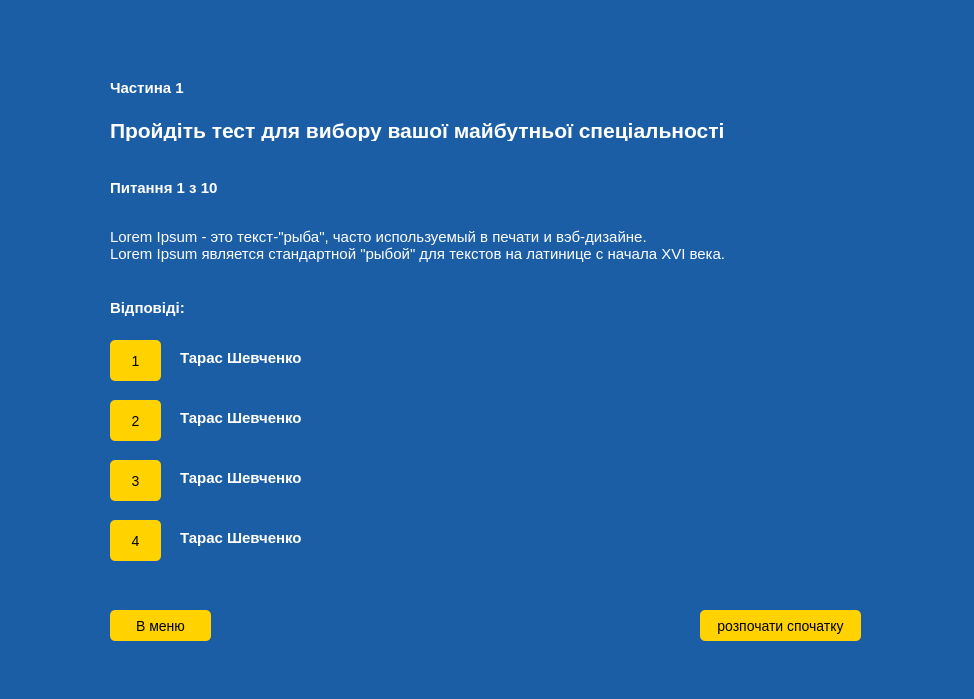
Qt form testwindow.ui (admiralbub/oop_course_2020) before a commit.
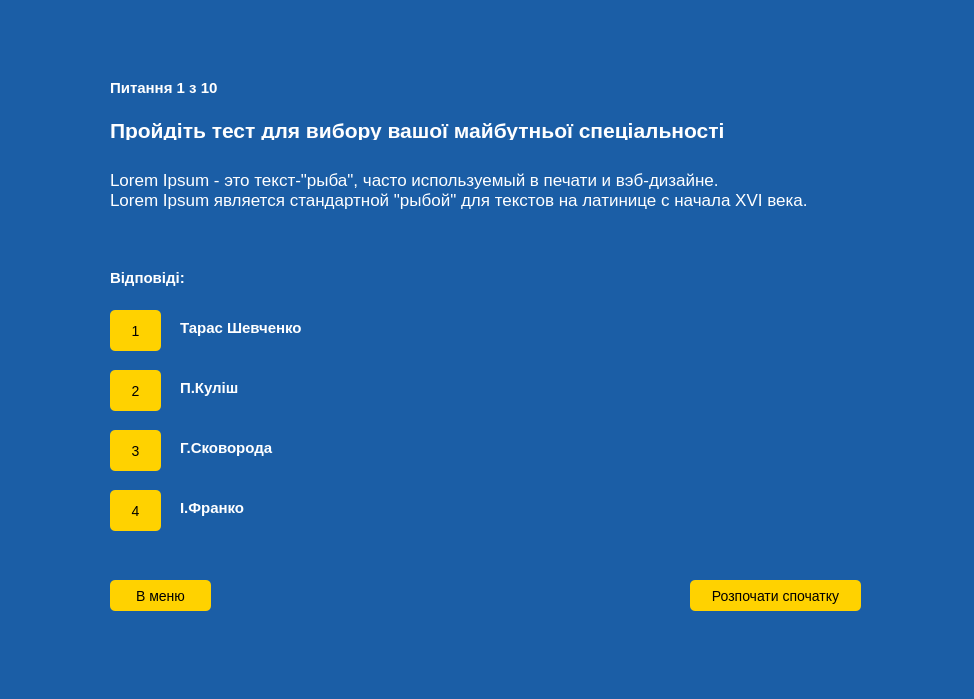
The same form after that commit.

Commit message: Edit to QT window,and add to result window

What changed in the file:
```diff
--- a/testwindow.ui
+++ b/testwindow.ui
@@ -22,7 +22,7 @@
     <property name="geometry">
      <rect>
       <x>110</x>
-      <y>610</y>
+      <y>580</y>
       <width>101</width>
       <height>31</height>
      </rect>
@@ -48,7 +48,7 @@
     <property name="geometry">
      <rect>
       <x>110</x>
-      <y>340</y>
+      <y>310</y>
       <width>51</width>
       <height>41</height>
      </rect>
@@ -91,7 +91,7 @@
     <property name="geometry">
      <rect>
       <x>110</x>
-      <y>180</y>
+      <y>80</y>
       <width>121</width>
       <height>16</height>
      </rect>
@@ -108,24 +108,24 @@
     <property name="geometry">
      <rect>
       <x>110</x>
-      <y>220</y>
-      <width>641</width>
-      <height>51</height>
+      <y>140</y>
+      <width>801</width>
+      <height>101</height>
      </rect>
     </property>
     <property name="styleSheet">
-     <string notr="true">font-size:14px;
+     <string notr="true">font-size:16px;
 line-height:20px;</string>
     </property>
     <property name="text">
-     <string>&lt;html&gt;&lt;head/&gt;&lt;body&gt;&lt;p&gt;&lt;span style=&quot; font-size:11pt;&quot;&gt;Lorem Ipsum - это текст-&amp;quot;рыба&amp;quot;, часто используемый в печати и вэб-дизайне.&lt;br&gt; Lorem Ipsum является стандартной &amp;quot;рыбой&amp;quot; для текстов на латинице с начала XVI века.&lt;/span&gt;&lt;/p&gt;&lt;/body&gt;&lt;/html&gt;</string>
+     <string>&lt;html&gt;&lt;head/&gt;&lt;body&gt;&lt;p&gt;&lt;span style=&quot; font-size:13pt;&quot;&gt;Lorem Ipsum - это текст-&amp;quot;рыба&amp;quot;, часто используемый в печати и вэб-дизайне.&lt;br/&gt;Lorem Ipsum является стандартной &amp;quot;рыбой&amp;quot; для текстов на латинице с начала XVI века.&lt;/span&gt;&lt;/p&gt;&lt;/body&gt;&lt;/html&gt;</string>
     </property>
    </widget>
    <widget class="QLabel" name="label_4">
     <property name="geometry">
      <rect>
       <x>110</x>
-      <y>300</y>
+      <y>270</y>
       <width>91</width>
       <height>16</height>
      </rect>
@@ -142,7 +142,7 @@
     <property name="geometry">
      <rect>
       <x>550</x>
-      <y>330</y>
+      <y>290</y>
       <width>301</width>
       <height>241</height>
      </rect>
@@ -151,28 +151,11 @@
      <string/>
     </property>
    </widget>
-   <widget class="QLabel" name="label_5">
-    <property name="geometry">
-     <rect>
-      <x>110</x>
-      <y>80</y>
-      <width>121</width>
-      <height>16</height>
-     </rect>
-    </property>
-    <property name="styleSheet">
-     <string notr="true">font-size:15px;
-font-weight:600;</string>
-    </property>
-    <property name="text">
-     <string>Частина 1</string>
-    </property>
-   </widget>
    <widget class="QPushButton" name="pushButton_3">
     <property name="geometry">
      <rect>
       <x>110</x>
-      <y>400</y>
+      <y>370</y>
       <width>51</width>
       <height>41</height>
      </rect>
@@ -198,7 +181,7 @@
     <property name="geometry">
      <rect>
       <x>110</x>
-      <y>460</y>
+      <y>430</y>
       <width>51</width>
       <height>41</height>
      </rect>
@@ -224,7 +207,7 @@
     <property name="geometry">
      <rect>
       <x>110</x>
-      <y>520</y>
+      <y>490</y>
       <width>51</width>
       <height>41</height>
      </rect>
@@ -250,7 +233,7 @@
     <property name="geometry">
      <rect>
       <x>180</x>
-      <y>350</y>
+      <y>320</y>
       <width>141</width>
       <height>16</height>
      </rect>
@@ -267,7 +250,7 @@
     <property name="geometry">
      <rect>
       <x>180</x>
-      <y>410</y>
+      <y>380</y>
       <width>141</width>
       <height>16</height>
      </rect>
@@ -277,14 +260,14 @@
 font-weight:600;</string>
     </property>
     <property name="text">
-     <string>Тарас Шевченко</string>
+     <string>П.Куліш</string>
     </property>
    </widget>
    <widget class="QLabel" name="label_8">
     <property name="geometry">
      <rect>
       <x>180</x>
-      <y>470</y>
+      <y>440</y>
       <width>141</width>
       <height>16</height>
      </rect>
@@ -294,14 +277,14 @@
 font-weight:600;</string>
     </property>
     <property name="text">
-     <string>Тарас Шевченко</string>
+     <string>Г.Сковорода</string>
     </property>
    </widget>
    <widget class="QLabel" name="label_9">
     <property name="geometry">
      <rect>
       <x>180</x>
-      <y>530</y>
+      <y>500</y>
       <width>141</width>
       <height>16</height>
      </rect>
@@ -311,15 +294,15 @@
 font-size:15px;</string>
     </property>
     <property name="text">
-     <string>Тарас Шевченко</string>
+     <string>І.Франко</string>
     </property>
    </widget>
    <widget class="QPushButton" name="pushButton_6">
     <property name="geometry">
      <rect>
-      <x>700</x>
-      <y>610</y>
-      <width>161</width>
+      <x>690</x>
+      <y>580</y>
+      <width>171</width>
       <height>31</height>
      </rect>
     </property>
@@ -337,7 +320,7 @@
 }</string>
     </property>
     <property name="text">
-     <string>розпочати спочатку</string>
+     <string>Розпочати спочатку</string>
     </property>
    </widget>
   </widget>
```
The commit also changes 5 other files.
